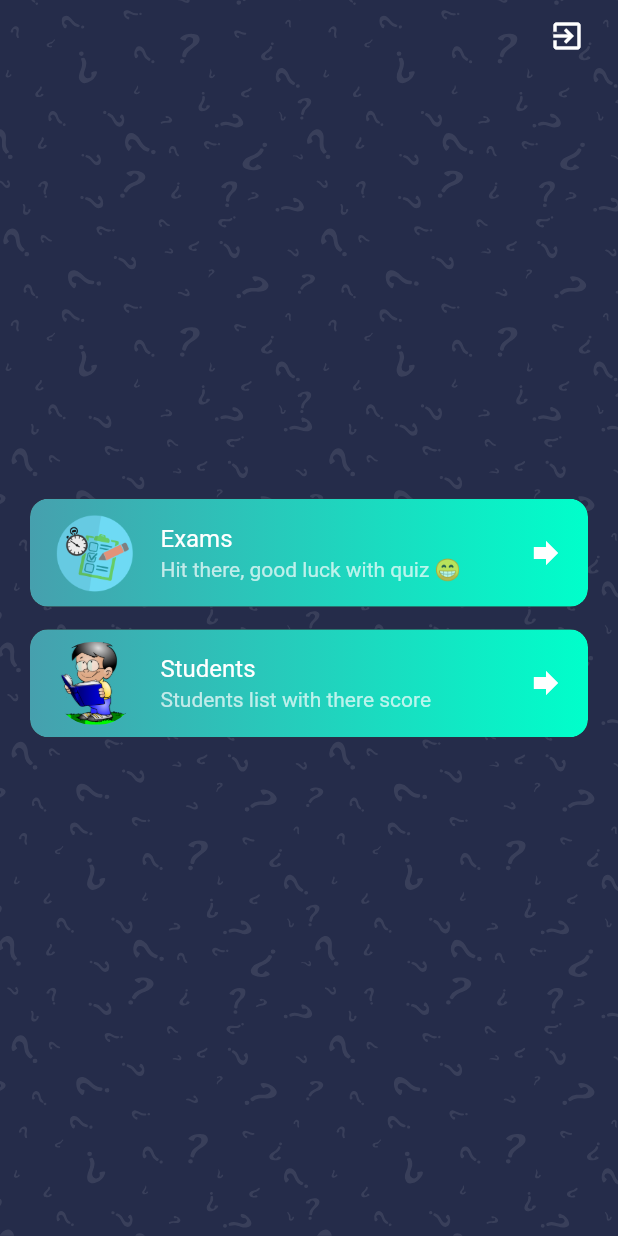
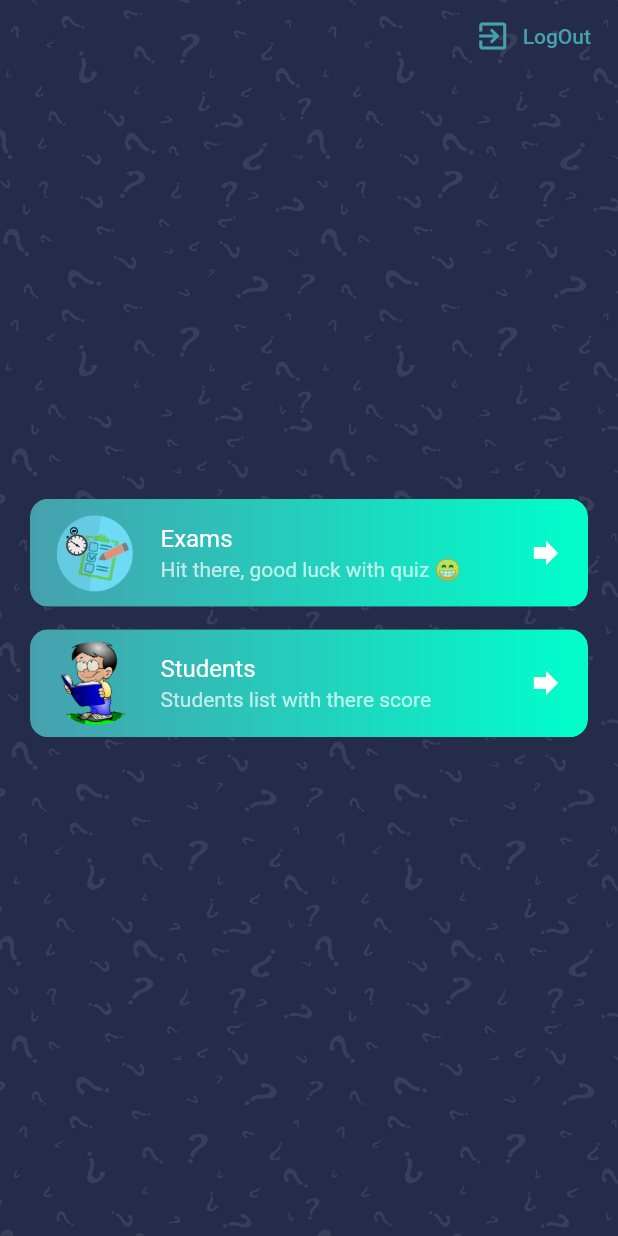
Before and after one commit to ragabelsayed/QuizApp, a Flutter app: the HomeScreen screen opened by its route, on a phone screen of 412 x 824 dp. Run offline on Flutter 3.47's test engine with Material 2 defaults, Android fonts, the phone set to English and light mode, and no system bars; our stand-ins replace firebase_auth, firebase_core, flutter_riverpod, flutter_svg; accounts and stored records are empty.

Commit message:
add firebase as backend & finish login and logout logic

```diff
--- a/quiz_app/lib/main.dart
+++ b/quiz_app/lib/main.dart
@@ -1,9 +1,12 @@
+import 'package:firebase_core/firebase_core.dart';
 import 'package:flutter/material.dart';
 import 'package:flutter/services.dart';
 import 'package:flutter_riverpod/flutter_riverpod.dart';
 import 'src/app.dart';
 
-void main() {
+Future main() async {
+  WidgetsFlutterBinding.ensureInitialized();
+  await Firebase.initializeApp();
   SystemChrome.setSystemUIOverlayStyle(
     const SystemUiOverlayStyle(statusBarColor: Colors.transparent),
   );
--- a/quiz_app/lib/src/config/routes.dart
+++ b/quiz_app/lib/src/config/routes.dart
@@ -1,11 +1,12 @@
 import 'package:flutter/material.dart';
-import 'package:quiz_app/src/screens/exam/exam_screen.dart';
-import 'package:quiz_app/src/screens/exam/widget/quiz_input_form.dart';
-import 'package:quiz_app/src/screens/home/home_screen.dart';
-import 'package:quiz_app/src/screens/reset/forgot_password_screen.dart';
-import 'package:quiz_app/src/screens/reset/reset_password_screen.dart';
+import '../screens/exam/exam_screen.dart';
+import '../screens/exam/widget/quiz_input_form.dart';
+import '../screens/home/home_screen.dart';
+import '../screens/reset/forgot_password_screen.dart';
+import '../screens/reset/reset_password_screen.dart';
 import '../screens/signup/signup_screen.dart';
 import '../screens/login/login_screen.dart';
+import '../screens/student_board/student_board_screen.dart';
 import '../screens/welcome/welcome_screen.dart';
 
 class AppRoutes {
@@ -17,6 +18,7 @@ class AppRoutes {
     ResetPasswordScreen.routName: (ctx) => const ResetPasswordScreen(),
     HomeScreen.routName: (cxt) => const HomeScreen(),
     ExamScreen.routName: (ctx) => const ExamScreen(),
-    QuizForm.routName: (context) => const QuizForm(),
+    QuizForm.routName: (cxt) => const QuizForm(),
+    StudentBoardScreen.routName: (cxt) => const StudentBoardScreen(),
   };
 }
--- a/quiz_app/lib/src/screens/home/home_screen.dart
+++ b/quiz_app/lib/src/screens/home/home_screen.dart
@@ -1,7 +1,11 @@
 import 'package:flutter/material.dart';
 import 'package:quiz_app/src/config/palette.dart';
 import 'package:quiz_app/src/screens/exam/exam_screen.dart';
+import 'package:quiz_app/src/screens/welcome/welcome_screen.dart';
+import 'package:quiz_app/src/widgets/item_view.dart';
 import '../../config/constants.dart';
+import '../../provider/auth_provider.dart';
+import '../student_board/student_board_screen.dart';
 
 class HomeScreen extends StatelessWidget {
   static const routName = '/home';
@@ -20,73 +24,20 @@ class HomeScreen extends StatelessWidget {
             child: Column(
               mainAxisAlignment: MainAxisAlignment.center,
               children: [
-                Material(
-                  clipBehavior: Clip.antiAlias,
-                  borderRadius: const BorderRadius.all(Radius.circular(12)),
-                  child: Ink(
-                    decoration: const BoxDecoration(
-                      gradient: Palette.kPrimaryGradient,
-                      borderRadius: BorderRadius.all(Radius.circular(12)),
-                    ),
-                    child: ListTile(
-                      onTap: () =>
-                          Navigator.pushNamed(context, ExamScreen.routName),
-                      leading: SizedBox(
-                        height: 55,
-                        width: 55,
-                        child: ClipRRect(
-                          borderRadius:
-                              const BorderRadius.all(Radius.circular(25)),
-                          child: Image.asset(
-                            'assets/icons/exam.png',
-                            fit: BoxFit.cover,
-                          ),
-                        ),
-                      ),
-                      title: const Text('Exams'),
-                      subtitle: const Text(
-                        'Hit there, good luck with quiz 😁',
-                        maxLines: 1,
-                        softWrap: false,
-                        overflow: TextOverflow.ellipsis,
-                      ),
-                      trailing: const Icon(Icons.forward),
-                    ),
-                  ),
+                ItemView(
+                  title: 'Exams',
+                  subTitle: 'Hit there, good luck with quiz 😁',
+                  imagePath: 'assets/icons/exam.png',
+                  onPress: () =>
+                      Navigator.pushNamed(context, ExamScreen.routName),
                 ),
                 const SizedBox(height: 15),
-                Material(
-                  clipBehavior: Clip.antiAlias,
-                  borderRadius: const BorderRadius.all(Radius.circular(12)),
-                  child: Ink(
-                    decoration: const BoxDecoration(
-                      gradient: Palette.kPrimaryGradient,
-                      borderRadius: BorderRadius.all(Radius.circular(12)),
-                    ),
-                    child: ListTile(
-                      onTap: () {},
-                      leading: SizedBox(
-                        height: 55,
-                        width: 55,
-                        child: ClipRRect(
-                          borderRadius:
-                              const BorderRadius.all(Radius.circular(25)),
-                          child: Image.asset(
-                            'assets/icons/student.png',
-                            fit: BoxFit.cover,
-                          ),
-                        ),
-                      ),
-                      title: const Text('Students'),
-                      subtitle: const Text(
-                        'Students list with there score',
-                        maxLines: 1,
-                        softWrap: false,
-                        overflow: TextOverflow.ellipsis,
-                      ),
-                      trailing: const Icon(Icons.forward),
-                    ),
-                  ),
+                ItemView(
+                  title: 'Students',
+                  subTitle: 'Students list with there score',
+                  imagePath: 'assets/icons/student.png',
+                  onPress: () =>
+                      Navigator.pushNamed(context, StudentBoardScreen.routName),
                 ),
               ],
             ),
@@ -94,9 +45,18 @@ class HomeScreen extends StatelessWidget {
           Positioned(
             top: MediaQuery.of(context).viewPadding.top,
             right: 10,
-            child: IconButton(
-              onPressed: () {},
+            child: TextButton.icon(
+              style: TextButton.styleFrom(primary: Palette.primaryColor1),
+              onPressed: () async {
+                await Auth.signOut();
+                Navigator.pushNamedAndRemoveUntil(
+                  context,
+                  WelcomeScreen.routName,
+                  (route) => false,
+                );
+              },
               icon: const Icon(Icons.exit_to_app),
+              label: const Text('LogOut'),
             ),
           ),
         ],
--- a/quiz_app/lib/src/widgets/item_view.dart
+++ b/quiz_app/lib/src/widgets/item_view.dart
@@ -4,11 +4,13 @@ import '../config/palette.dart';
 class ItemView extends StatelessWidget {
   final String title;
   final String subTitle;
+  final String imagePath;
   final Function onPress;
   const ItemView(
       {Key? key,
       required this.title,
       required this.subTitle,
+      required this.imagePath,
       required this.onPress})
       : super(key: key);
 
@@ -30,7 +32,7 @@ class ItemView extends StatelessWidget {
             child: ClipRRect(
               borderRadius: const BorderRadius.all(Radius.circular(25)),
               child: Image.asset(
-                'assets/icons/exam.png',
+                imagePath,
                 fit: BoxFit.cover,
               ),
             ),
--- a/quiz_app/pubspec.yaml
+++ b/quiz_app/pubspec.yaml
@@ -30,6 +30,9 @@ dependencies:
   flutter:
     sdk: flutter
 
+
+  firebase_auth: ^3.3.7
+  firebase_core: ^1.12.0
   flutter_riverpod: ^1.0.3
   flutter_svg: ^1.0.3
   cupertino_icons: ^1.0.2
```
Also changed, not shown: quiz_app/lib/src/models/student.dart (added, +64 -0 lines), quiz_app/lib/src/provider/auth_provider.dart (added, +14 -0 lines), quiz_app/lib/src/provider/students_provider.dart (added, +7 -0 lines), quiz_app/lib/src/screens/exam/exam_screen.dart (+1 -6 lines), quiz_app/lib/src/screens/home/widget/home.dart (added, +52 -0 lines), quiz_app/lib/src/screens/login/login_screen.dart (+48 -11 lines), quiz_app/lib/src/screens/student_board/student_board_screen.dart (added, +28 -0 lines), quiz_app/lib/src/screens/student_board/widget/student_data_table_view.dart (added, +107 -0 lines), quiz_app/lib/src/screens/welcome/welcome_screen.dart (+22 -0 lines), quiz_app/pubspec.lock, 4 other files.
